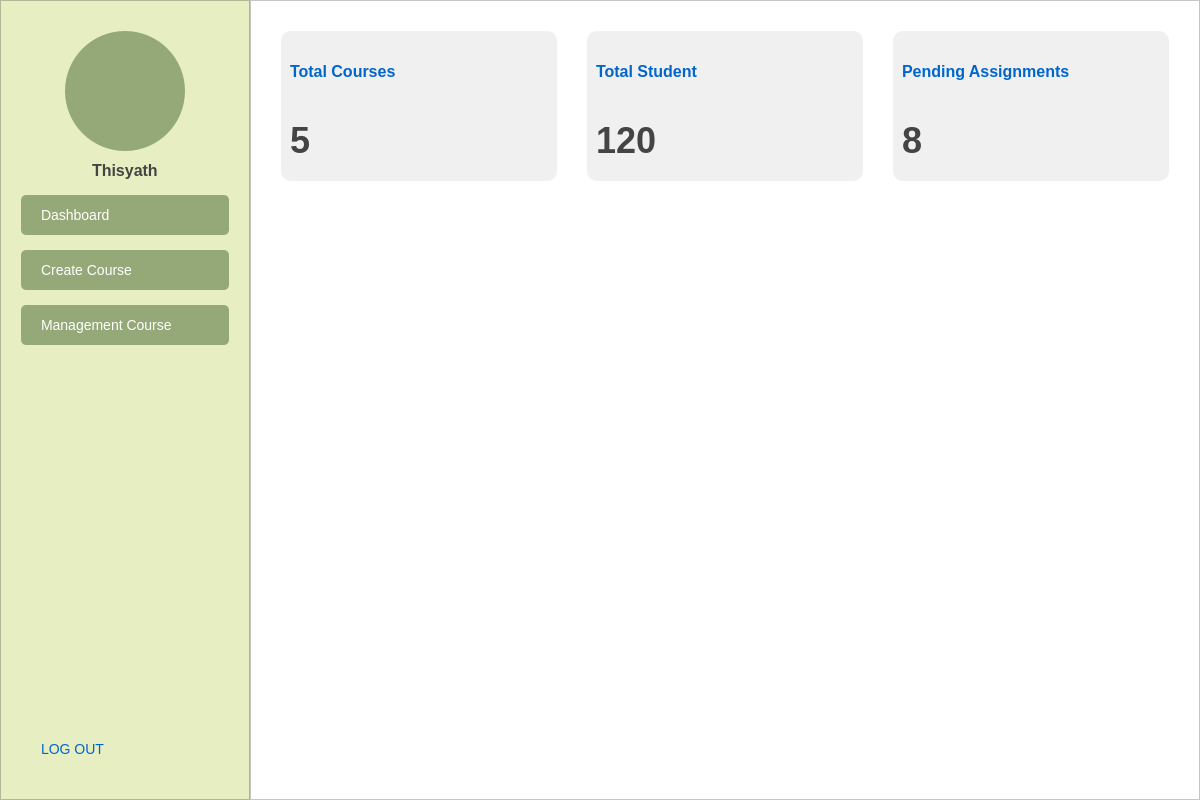
Qt form ui/page4.ui (Thisyath/lms-learnup) before a commit.
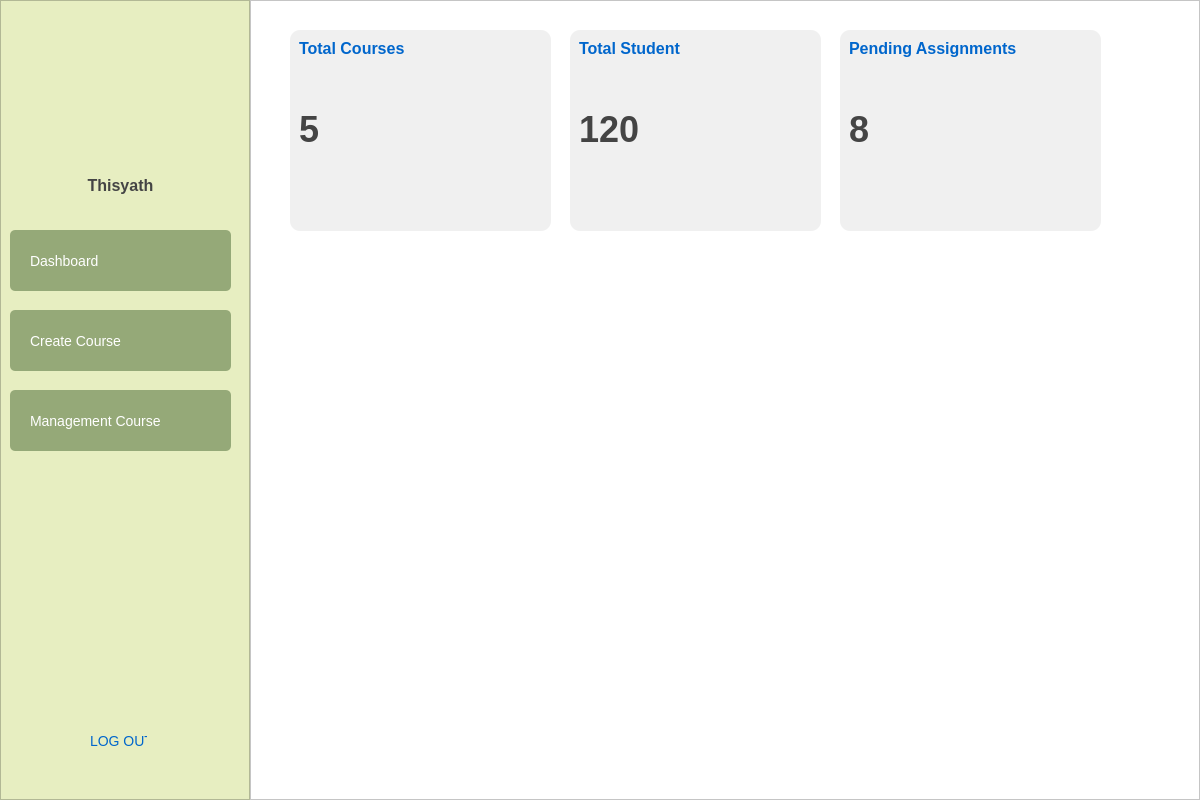
The same form after that commit. Icons and pictures are not drawn.

Commit message: ubah ui dikit

```diff
--- a/ui/page4.ui
+++ b/ui/page4.ui
@@ -91,100 +91,93 @@
       <property name="frameShadow">
        <enum>QFrame::Raised</enum>
       </property>
-      <layout class="QVBoxLayout" name="verticalLayout">
-       <property name="spacing">
-        <number>15</number>
-       </property>
-       <property name="leftMargin">
-        <number>20</number>
-       </property>
-       <property name="topMargin">
-        <number>30</number>
-       </property>
-       <property name="rightMargin">
-        <number>20</number>
-       </property>
-       <property name="bottomMargin">
-        <number>30</number>
-       </property>
-       <item>
-        <layout class="QVBoxLayout" name="profileLayout">
-         <property name="spacing">
-          <number>10</number>
-         </property>
-         <item alignment="Qt::AlignHCenter">
-          <widget class="QLabel" name="profileImage">
-           <property name="minimumSize">
-            <size>
-             <width>120</width>
-             <height>120</height>
-            </size>
-           </property>
-           <property name="maximumSize">
-            <size>
-             <width>120</width>
-             <height>120</height>
-            </size>
-           </property>
-           <property name="text">
-            <string/>
-           </property>
-           <property name="alignment">
-            <set>Qt::AlignCenter</set>
-           </property>
-          </widget>
-         </item>
-         <item alignment="Qt::AlignHCenter">
-          <widget class="QLabel" name="teacherName">
-           <property name="text">
-            <string>Thisyath</string>
-           </property>
-          </widget>
-         </item>
-        </layout>
-       </item>
-       <item>
         <widget class="QPushButton" name="dashboardBtn">
+       <property name="geometry">
+        <rect>
+         <x>10</x>
+         <y>230</y>
+         <width>221</width>
+         <height>61</height>
+        </rect>
+       </property>
          <property name="text">
           <string>Dashboard</string>
          </property>
         </widget>
-       </item>
-       <item>
         <widget class="QPushButton" name="createCourseBtn">
+       <property name="geometry">
+        <rect>
+         <x>10</x>
+         <y>310</y>
+         <width>221</width>
+         <height>61</height>
+        </rect>
+       </property>
          <property name="text">
           <string>Create Course</string>
          </property>
         </widget>
-       </item>
-       <item>
         <widget class="QPushButton" name="managementBtn">
+       <property name="geometry">
+        <rect>
+         <x>10</x>
+         <y>390</y>
+         <width>221</width>
+         <height>61</height>
+        </rect>
+       </property>
          <property name="text">
           <string>Management Course</string>
          </property>
         </widget>
-       </item>
-       <item>
-        <spacer name="verticalSpacer">
-         <property name="orientation">
-          <enum>Qt::Vertical</enum>
-         </property>
-         <property name="sizeHint" stdset="0">
-          <size>
-           <width>20</width>
-           <height>40</height>
-          </size>
-         </property>
-        </spacer>
-       </item>
-       <item>
         <widget class="QPushButton" name="logoutBtn">
+       <property name="geometry">
+        <rect>
+         <x>70</x>
+         <y>720</y>
+         <width>97</width>
+         <height>41</height>
+        </rect>
+       </property>
          <property name="text">
           <string>LOG OUT</string>
          </property>
         </widget>
-       </item>
-      </layout>
+      <widget class="QLabel" name="teacherName">
+       <property name="geometry">
+        <rect>
+         <x>40</x>
+         <y>170</y>
+         <width>161</width>
+         <height>31</height>
+        </rect>
+       </property>
+       <property name="text">
+        <string>Thisyath</string>
+       </property>
+       <property name="alignment">
+        <set>Qt::AlignCenter</set>
+       </property>
+      </widget>
+      <widget class="QLabel" name="profilTeacher">
+       <property name="geometry">
+        <rect>
+         <x>60</x>
+         <y>20</y>
+         <width>131</width>
+         <height>131</height>
+        </rect>
+       </property>
+       <property name="text">
+        <string/>
+       </property>
+       <property name="pixmap">
+        <pixmap>../../../Downloads/profilTeacher.png</pixmap>
+       </property>
+       <property name="scaledContents">
+        <bool>true</bool>
+       </property>
+      </widget>
      </widget>
     </item>
     <item>
@@ -217,26 +210,71 @@
       <property name="frameShadow">
        <enum>QFrame::Raised</enum>
       </property>
-      <layout class="QVBoxLayout" name="verticalLayout_2">
-       <property name="leftMargin">
-        <number>30</number>
+      <widget class="QFrame" name="assignmentsCard">
+       <property name="geometry">
+        <rect>
+         <x>590</x>
+         <y>30</y>
+         <width>261</width>
+         <height>201</height>
+        </rect>
        </property>
-       <property name="topMargin">
-        <number>30</number>
+       <property name="minimumSize">
+        <size>
+         <width>0</width>
+         <height>150</height>
+        </size>
        </property>
-       <property name="rightMargin">
-        <number>30</number>
+       <property name="styleSheet">
+        <string notr="true">background-color: #F0F0F0;
+border-radius: 10px;</string>
        </property>
-       <property name="bottomMargin">
-        <number>30</number>
-       </property>
-       <item>
-        <layout class="QHBoxLayout" name="statsLayout">
-         <property name="spacing">
-          <number>30</number>
-         </property>
-         <item>
+       <widget class="QLabel" name="assignmentsTitle">
+        <property name="geometry">
+         <rect>
+          <x>9</x>
+          <y>9</y>
+          <width>174</width>
+          <height>19</height>
+         </rect>
+        </property>
+        <property name="styleSheet">
+         <string notr="true">color: #0066CC;
+font-size: 16px;
+font-weight: bold;</string>
+        </property>
+        <property name="text">
+         <string>Pending Assignments</string>
+        </property>
+       </widget>
+       <widget class="QLabel" name="assignmentsValue">
+        <property name="geometry">
+         <rect>
+          <x>9</x>
+          <y>78</y>
+          <width>23</width>
+          <height>43</height>
+         </rect>
+        </property>
+        <property name="styleSheet">
+         <string notr="true">color: #444444;
+font-size: 36px;
+font-weight: bold;</string>
+        </property>
+        <property name="text">
+         <string>8</string>
+        </property>
+       </widget>
+      </widget>
           <widget class="QFrame" name="coursesCard">
+       <property name="geometry">
+        <rect>
+         <x>40</x>
+         <y>30</y>
+         <width>261</width>
+         <height>201</height>
+        </rect>
+       </property>
            <property name="minimumSize">
             <size>
              <width>0</width>
@@ -247,9 +285,15 @@
             <string notr="true">background-color: #F0F0F0;
 border-radius: 10px;</string>
            </property>
-           <layout class="QVBoxLayout" name="verticalLayout_3">
-            <item>
              <widget class="QLabel" name="coursesTitle">
+        <property name="geometry">
+         <rect>
+          <x>9</x>
+          <y>9</y>
+          <width>112</width>
+          <height>19</height>
+         </rect>
+        </property>
               <property name="styleSheet">
                <string notr="true">color: #0066CC;
 font-size: 16px;
@@ -259,9 +303,15 @@
                <string>Total Courses</string>
               </property>
              </widget>
-            </item>
-            <item>
              <widget class="QLabel" name="coursesValue">
+        <property name="geometry">
+         <rect>
+          <x>9</x>
+          <y>78</y>
+          <width>23</width>
+          <height>43</height>
+         </rect>
+        </property>
               <property name="styleSheet">
                <string notr="true">color: #444444;
 font-size: 36px;
@@ -271,12 +321,16 @@
                <string>5</string>
               </property>
              </widget>
-            </item>
-           </layout>
-          </widget>
-         </item>
-         <item>
+      </widget>
           <widget class="QFrame" name="studentsCard">
+       <property name="geometry">
+        <rect>
+         <x>320</x>
+         <y>30</y>
+         <width>251</width>
+         <height>201</height>
+        </rect>
+       </property>
            <property name="minimumSize">
             <size>
              <width>0</width>
@@ -287,9 +341,15 @@
             <string notr="true">background-color: #F0F0F0;
 border-radius: 10px;</string>
            </property>
-           <layout class="QVBoxLayout" name="verticalLayout_4">
-            <item>
              <widget class="QLabel" name="studentsTitle">
+        <property name="geometry">
+         <rect>
+          <x>9</x>
+          <y>9</y>
+          <width>112</width>
+          <height>19</height>
+         </rect>
+        </property>
               <property name="styleSheet">
                <string notr="true">color: #0066CC;
 font-size: 16px;
@@ -299,9 +359,18 @@
                <string>Total Student</string>
               </property>
              </widget>
-            </item>
-            <item>
              <widget class="QLabel" name="studentsValue">
+        <property name="enabled">
+         <bool>true</bool>
+        </property>
+        <property name="geometry">
+         <rect>
+          <x>9</x>
+          <y>78</y>
+          <width>69</width>
+          <height>43</height>
+         </rect>
+        </property>
               <property name="styleSheet">
                <string notr="true">color: #444444;
 font-size: 36px;
@@ -311,66 +380,7 @@
                <string>120</string>
               </property>
              </widget>
-            </item>
-           </layout>
-          </widget>
-         </item>
-         <item>
-          <widget class="QFrame" name="assignmentsCard">
-           <property name="minimumSize">
-            <size>
-             <width>0</width>
-             <height>150</height>
-            </size>
-           </property>
-           <property name="styleSheet">
-            <string notr="true">background-color: #F0F0F0;
-border-radius: 10px;</string>
-           </property>
-           <layout class="QVBoxLayout" name="verticalLayout_5">
-            <item>
-             <widget class="QLabel" name="assignmentsTitle">
-              <property name="styleSheet">
-               <string notr="true">color: #0066CC;
-font-size: 16px;
-font-weight: bold;</string>
-              </property>
-              <property name="text">
-               <string>Pending Assignments</string>
-              </property>
-             </widget>
-            </item>
-            <item>
-             <widget class="QLabel" name="assignmentsValue">
-              <property name="styleSheet">
-               <string notr="true">color: #444444;
-font-size: 36px;
-font-weight: bold;</string>
-              </property>
-              <property name="text">
-               <string>8</string>
-              </property>
-             </widget>
-            </item>
-           </layout>
-          </widget>
-         </item>
-        </layout>
-       </item>
-       <item>
-        <spacer name="verticalSpacer_2">
-         <property name="orientation">
-          <enum>Qt::Vertical</enum>
-         </property>
-         <property name="sizeHint" stdset="0">
-          <size>
-           <width>20</width>
-           <height>40</height>
-          </size>
-         </property>
-        </spacer>
-       </item>
-      </layout>
+      </widget>
      </widget>
     </item>
    </layout>
```
Lines whose indentation alone changed are shown as unchanged. The commit also changes 5 other files.
